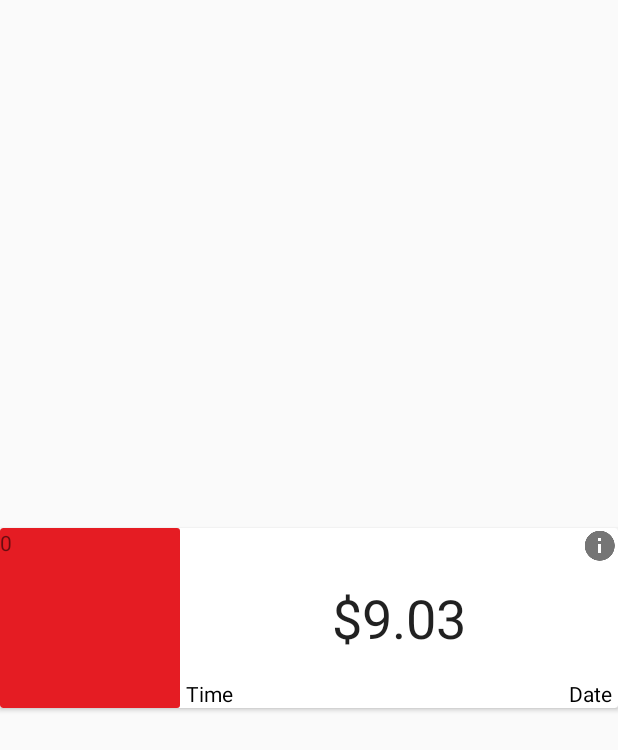
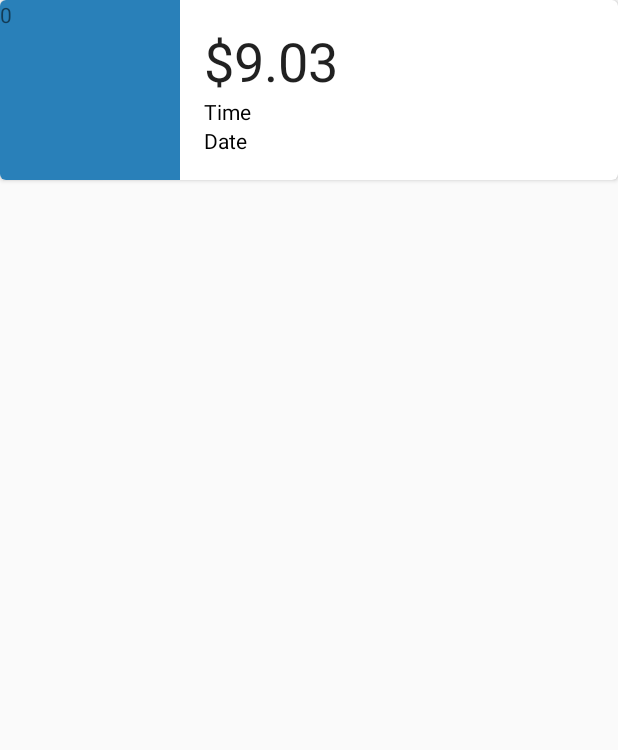
Before and after one commit to BearDroid/PaidToPoop, an Android app: the layout poopcard.xml on its own in the app's theme, with its tools: preview values and no code run, on a phone screen of 412 x 824 dp. Shown: the top 750 px of the screen. Run offline under Robolectric (Android 15) with nearby library versions, the phone set to English and light mode, and no system bars.

Commit message:
Started the day out thinking I'd change the ListView to RecyclerView. Ended the day hating RecyclerView and giving up. Finally got the ListView to be spaced correctly, as well as updated the CardView to look better. Wanted to do a lot of backend stuff, ended up mostly front end. Got rid of the header too. Starting to work on the changing toolbar on scroll.

```diff
--- a/app/src/main/AndroidManifest.xml
+++ b/app/src/main/AndroidManifest.xml
@@ -1,15 +1,15 @@
 <?xml version="1.0" encoding="utf-8"?>
 <manifest xmlns:android="http://schemas.android.com/apk/res/android"
-    package="com.beardroid.paid2poop" >
+    package="com.beardroid.paid2poop">
 
     <application
         android:allowBackup="true"
         android:icon="@drawable/ic_launcher"
         android:label="@string/app_name"
-        android:theme="@style/AppTheme" >
+        android:theme="@style/AppTheme">
         <activity
             android:name="com.beardroid.paid2poop.MainActivity"
-            android:label="@string/app_name" >
+            android:label="@string/app_name">
             <intent-filter>
                 <action android:name="android.intent.action.MAIN" />
 
--- a/app/src/main/res/drawable/redsquare.xml
+++ b/app/src/main/res/drawable/redsquare.xml
@@ -7,6 +7,5 @@
         android:angle="270" />
 
 
-    <corners
-        android:radius="2dp" />
+    <corners android:radius="2dp" />
 </shape>
--- a/app/src/main/res/drawable/whitecard.xml
+++ b/app/src/main/res/drawable/whitecard.xml
@@ -6,6 +6,5 @@
         android:endColor="#ffffff"
         android:angle="270" />
 
-    <corners
-        android:radius="2dp" />
+    <corners android:radius="2dp" />
 </shape>
--- a/app/src/main/res/layout/poopcard.xml
+++ b/app/src/main/res/layout/poopcard.xml
@@ -1,83 +1,86 @@
+<?xml version="1.0" encoding="utf-8"?>
 <android.support.v7.widget.CardView xmlns:android="http://schemas.android.com/apk/res/android"
+    xmlns:android.support.v7.cardview="http://schemas.android.com/tools"
     xmlns:card_view="http://schemas.android.com/apk/res-auto"
-    xmlns:android.support.v7.cardview="http://schemas.android.com/tools"
     android:id="@+id/card_view"
     android:layout_width="match_parent"
     android:layout_height="120dp"
-    android:layout_gravity="center"
+    android:clickable="true"
+    android.support.v7.cardview:cardElevation="10dp"
     card_view:cardBackgroundColor="@color/white"
-    card_view:cardCornerRadius="2dp"
-    android.support.v7.cardview:cardElevation="10dp"
-    android:clickable="true">
+    card_view:cardCornerRadius="4dp">
+
+    <RelativeLayout
+        android:id="@+id/card_rel"
+        android:layout_width="match_parent"
+        android:layout_height="match_parent">
 
         <RelativeLayout
             android:id="@+id/rating"
             android:layout_width="120dp"
             android:layout_height="match_parent"
-        android:background="@drawable/redsquare">
+            android:background="@color/goodRating"
+            android:gravity="left">
 
             <TextView
                 android:id="@+id/smiley"
                 android:layout_width="wrap_content"
                 android:layout_height="wrap_content"
-            android:text="0"/>
+                android:text="0" />
         </RelativeLayout>
 
         <RelativeLayout
+            android:id="@+id/info"
+            android:layout_width="wrap_content"
+            android:layout_height="wrap_content"
+            android:layout_alignParentRight="true"
+            android:layout_toRightOf="@id/rating">
+
+            <RelativeLayout
+                android:id="@+id/money_rel"
                 android:layout_width="match_parent"
-        android:layout_height="match_parent"
-        android:layout_alignParentRight="true"
-        android:layout_marginLeft="120dp">
+                android:layout_height="wrap_content"
+                android:paddingLeft="16dp"
+                android:paddingTop="16dp">
 
                 <TextView
                     android:id="@+id/money"
                     android:layout_width="wrap_content"
                     android:layout_height="wrap_content"
-            android:layout_centerHorizontal="true"
-            android:layout_centerVertical="true"
-            android:layout_marginRight="60dp"
                     android:text="$9.03"
-            android:textSize="36sp"
-            android:textAppearance="@style/TextAppearance.AppCompat.Headline"/>
+                    android:textAppearance="@style/TextAppearance.AppCompat.Headline"
+                    android:textSize="36sp" />
+            </RelativeLayout>
+
+
+            <RelativeLayout
+                android:layout_width="match_parent"
+                android:layout_height="match_parent"
+                android:layout_alignParentBottom="true"
+                android:layout_below="@id/money_rel">
+
+                <TextView
+                    android:id="@+id/time"
+                    android:layout_width="wrap_content"
+                    android:layout_height="wrap_content"
+                    android:paddingLeft="16dp"
+                    android:text="Time"
+                    android:textAppearance="@style/Base.TextAppearance.AppCompat.Body1"
+                    android:textColor="#000"
+                    android:textSize="14sp" />
 
                 <TextView
                     android:id="@+id/date"
                     android:layout_width="wrap_content"
                     android:layout_height="wrap_content"
-            android:layout_alignParentBottom="true"
-            android:layout_alignParentRight="true"
-            android:paddingEnd="4dp"
-            android:paddingLeft="0dp"
-            android:paddingRight="4dp"
+                    android:layout_below="@id/time"
+                    android:paddingBottom="16dp"
+                    android:paddingLeft="16dp"
                     android:text="Date"
+                    android:textAppearance="@style/Base.TextAppearance.AppCompat.Body1"
                     android:textColor="#000"
-            android:textSize="14sp"
-            android:textAppearance="@style/Base.TextAppearance.AppCompat.Body1"/>
-
-        <TextView
-            android:id="@+id/time"
-            android:layout_width="wrap_content"
-            android:layout_height="wrap_content"
-            android:layout_alignParentBottom="true"
-            android:paddingEnd="0dp"
-            android:paddingLeft="4dp"
-            android:paddingRight="0dp"
-            android:text="Time"
-            android:textColor="#000"
-            android:textSize="14sp"
-            android:textAppearance="@style/Base.TextAppearance.AppCompat.Body1"/>
-
-
-        <ImageView
-            android:id="@+id/menu"
-            android:layout_width="wrap_content"
-            android:layout_height="wrap_content"
-            android:layout_alignEnd="@id/date"
-            android:layout_alignParentTop="true"
-            android:layout_alignRight="@id/date"
-            android:clickable="true"
-            android:src="@drawable/ic_info" />
-
+                    android:textSize="14sp" />
             </RelativeLayout>
-
+        </RelativeLayout>
+    </RelativeLayout>
 </android.support.v7.widget.CardView>
--- a/app/src/main/res/layout/toolbar.xml
+++ b/app/src/main/res/layout/toolbar.xml
@@ -1,8 +1,8 @@
 <?xml version="1.0" encoding="utf-8"?>
 <android.support.v7.widget.Toolbar xmlns:android="http://schemas.android.com/apk/res/android"
-    xmlns:app="http://schemas.android.com/apk/res-auto"
     android:id="@+id/toolbar"
     android:layout_width="match_parent"
     android:layout_height="wrap_content"
     android:background="@color/colorPrimary"
+    android:elevation="@dimen/elevation_high"
     android:theme="@style/ToolbarTheme" />
--- a/app/src/main/res/values-v21/styles.xml
+++ b/app/src/main/res/values-v21/styles.xml
@@ -1,5 +1,6 @@
 <?xml version="1.0" encoding="utf-8"?>
 <resources>
+
     <style name="AppTheme" parent="AppTheme.Base">
         <item name="android:windowContentTransitions">true</item>
         <item name="android:windowAllowEnterTransitionOverlap">true</item>
--- a/app/src/main/res/values/color.xml
+++ b/app/src/main/res/values/color.xml
@@ -9,5 +9,8 @@
     <color name="colorSecondary">#5D4037</color>
     <color name="colorSecondaryDark">#4E342E</color>
     <color name="colorSecondaryLight">#D7CCC8</color>
+    <color name="badRating">#e74c3c</color>
+    <color name="okayRating">#8e44ad</color>
+    <color name="goodRating">#2980b9</color>
 
 </resources>
--- a/app/src/main/res/values/styles.xml
+++ b/app/src/main/res/values/styles.xml
@@ -1,7 +1,8 @@
 <resources>
 
     <!-- Base application theme. -->
-    <style name="AppTheme" parent="AppTheme.Base"/>
+    <style name="AppTheme" parent="AppTheme.Base" />
+
     <style name="AppTheme.Base" parent="Theme.AppCompat.Light.NoActionBar">
         <item name="colorPrimary">@color/colorPrimary</item>
         <item name="colorPrimaryDark">@color/colorPrimaryDark</item>
@@ -18,10 +19,11 @@
         <item name="colorPrimary">@color/colorPrimary</item>
         <item name="colorPrimaryDark">@color/colorPrimaryDark</item>
         <item name="android:windowNoTitle">true</item>
-        <item name="windowActionBar">false</item>
         <item name="android:textColorPrimary">@color/abc_primary_text_material_dark</item>
         <item name="android:actionMenuTextColor">@color/white</item>
         <item name="android:textColorSecondary">@color/abc_primary_text_material_dark</item>
         <item name="colorAccent">@color/colorSecondary</item>
+        <item name="android:windowActionBarOverlay">true</item>
+        <item name="windowActionBarOverlay">true</item>
     </style>
 </resources>
```
Also changed, not shown: app/src/main/java/com/beardroid/paid2poop/About.java (+5 -3 lines), app/src/main/java/com/beardroid/paid2poop/HomeFragment.java (+13 -5 lines), app/src/main/java/com/beardroid/paid2poop/PoopCard.java (+25 -6 lines), app/src/main/java/com/beardroid/paid2poop/PoopCardAdapter.java (+36 -47 lines), app/src/main/res/layout/activity_main.xml (+3 -4 lines), app/src/main/res/layout/fragment_home.xml (+10 -50 lines), app/src/main/res/layout/fragment_navigation_drawer.xml (+13 -10 lines), app/src/main/res/layout/pref_with_actionbar.xml (+6 -8 lines), app/src/main/res/menu/main.xml (+2 -5 lines), app/src/main/res/xml/settings.xml (+5 -7 lines). Lines whose indentation alone changed are shown as unchanged.
